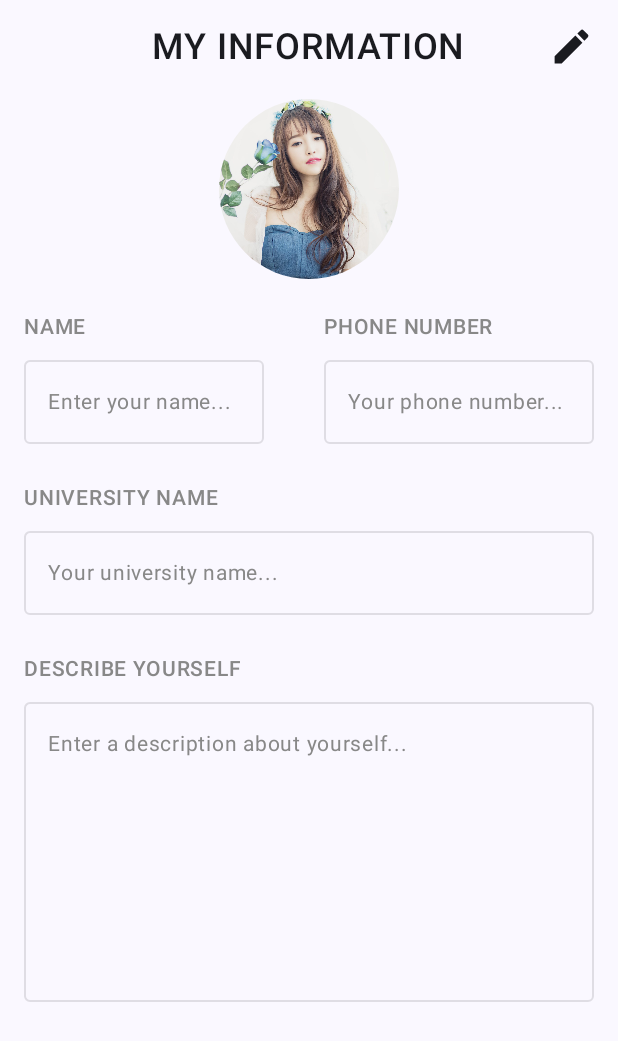
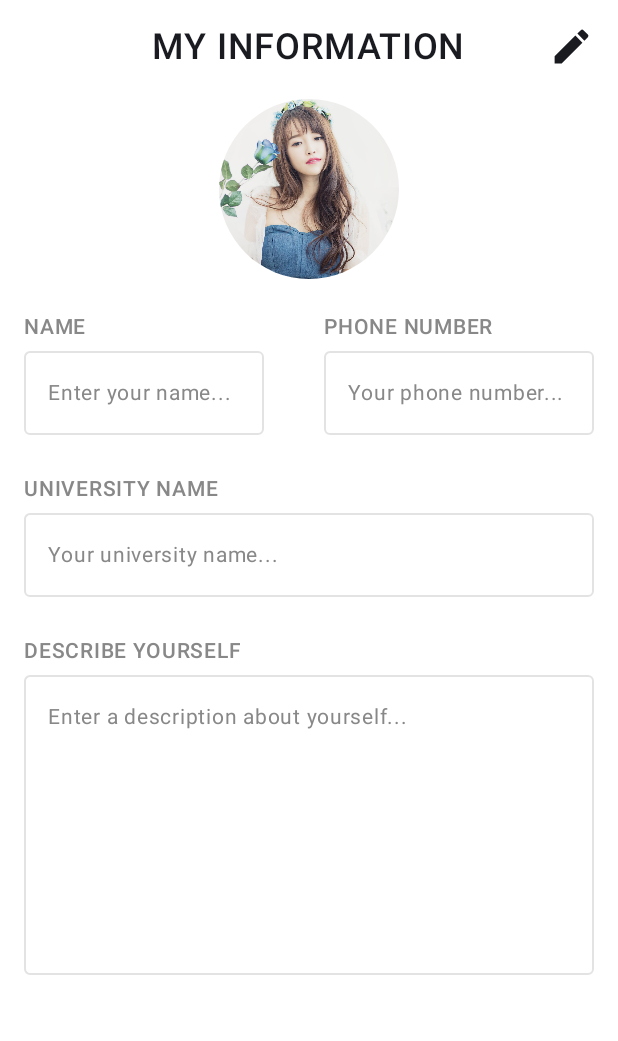
Before and after one commit to AperoAndroidFresher/HungDM, an Android app built with Jetpack Compose: the screen it shows after launch (MainActivity), on a phone screen of 412 x 824 dp. Shown: the top 1041 px of the screen. Run offline under Robolectric (Android 15) with nearby library versions, the phone set to English and light mode, and no system bars.

Commit message:
state management

```diff
--- a/app/src/main/java/com/example/hungdm/ProfilePage.kt
+++ b/app/src/main/java/com/example/hungdm/ProfilePage.kt
@@ -68,6 +68,7 @@ fun ProfilePage(modifier: Modifier = Modifier) {
     Column(
         modifier = modifier
             .fillMaxSize()
+            .background(Color.White)
             .padding(16.dp)
             .pointerInput(Unit){
                 detectTapGestures {
@@ -299,7 +300,7 @@ fun Item(
             color = color
         )
 
-        Spacer(Modifier.size(10.dp))
+        Spacer(Modifier.size(4.dp))
 
         OutlinedTextField(
             modifier = modifier,
```
